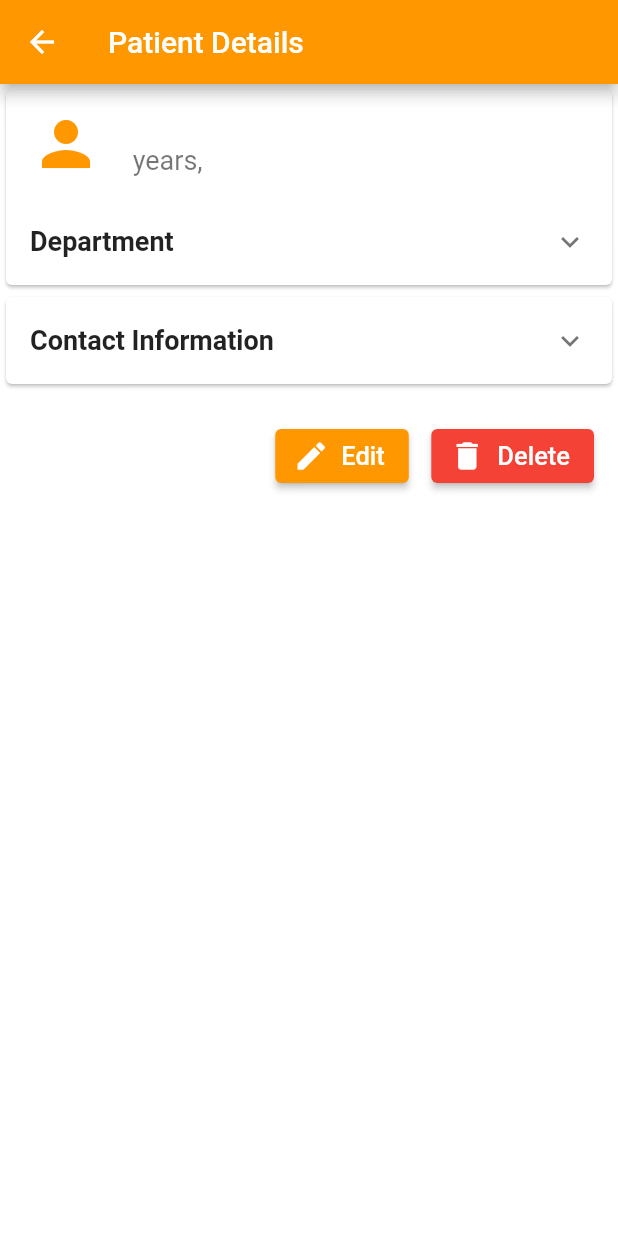
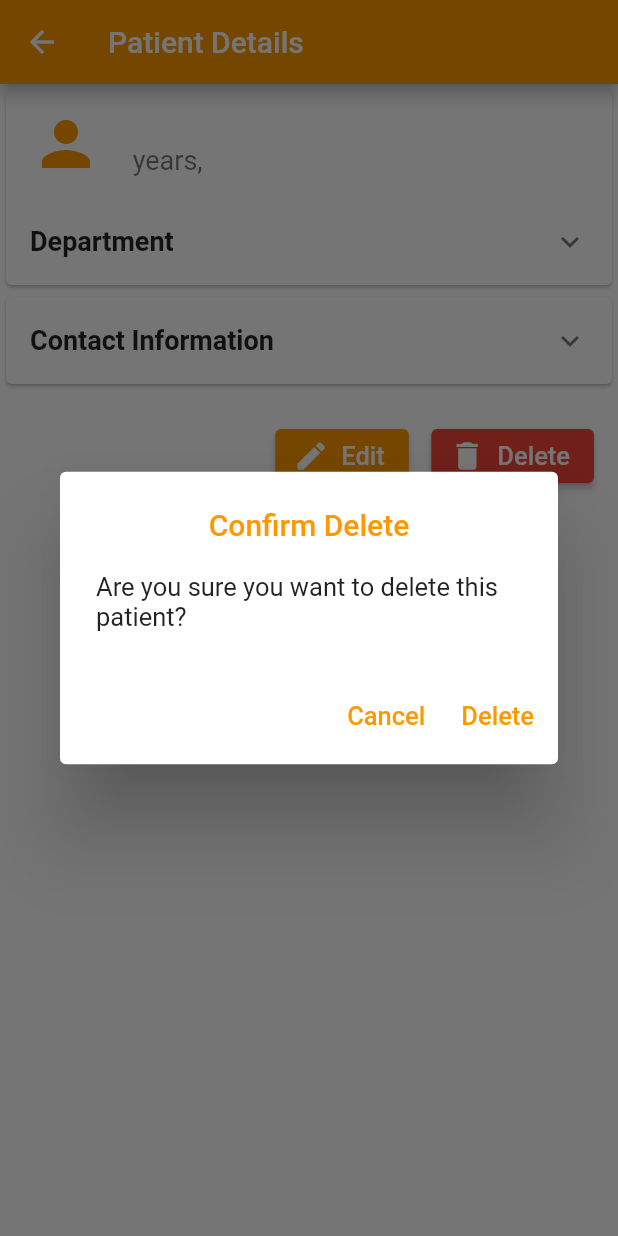
Before and after one commit to krishnapatel55/MAPD722-WeCareApp, a Flutter app: the PatientDetailsPage screen opened directly with empty values, after a tap on "Delete", on a phone screen of 412 x 824 dp. Run offline on Flutter 3.47's test engine with Material 2 defaults, Android fonts, the light colour scheme and no system bars.

Commit message:
delete patient confirmation implemented

```diff
--- a/lib/patientDetails.dart
+++ b/lib/patientDetails.dart
@@ -153,8 +153,40 @@ class PatientDetailsPage extends StatelessWidget {
                   const SizedBox(width: 15),
                   ElevatedButton.icon(
                     onPressed: () {
-                      // Implement delete functionality
-                      deletePatient(context);
+                      //deletePatient(context);
+                      showDialog(
+                        context: context,
+                        builder: (BuildContext context) {
+                          return AlertDialog(
+                            title: const Text(
+                              'Confirm Delete',
+                              style: TextStyle(color: Colors.orange),
+                              textAlign: TextAlign.center,
+                            ),
+                            content: const Text(
+                                'Are you sure you want to delete this patient?',
+                                style: TextStyle(fontSize: 17)),
+                            actions: <Widget>[
+                              TextButton(
+                                onPressed: () {
+                                  Navigator.of(context).pop();
+                                },
+                                child: const Text('Cancel',
+                                    style: TextStyle(fontSize: 17)),
+                              ),
+                              TextButton(
+                                onPressed: () {
+                                  // delete patient functionality
+                                  deletePatient(context);
+                                  Navigator.of(context).pop();
+                                },
+                                child: const Text('Delete',
+                                    style: TextStyle(fontSize: 17)),
+                              ),
+                            ],
+                          );
+                        },
+                      );
                     },
                     icon: const Icon(Icons.delete),
                     label: const Text('Delete', style: TextStyle(fontSize: 17)),
```
Also changed, not shown: pubspec.lock.
